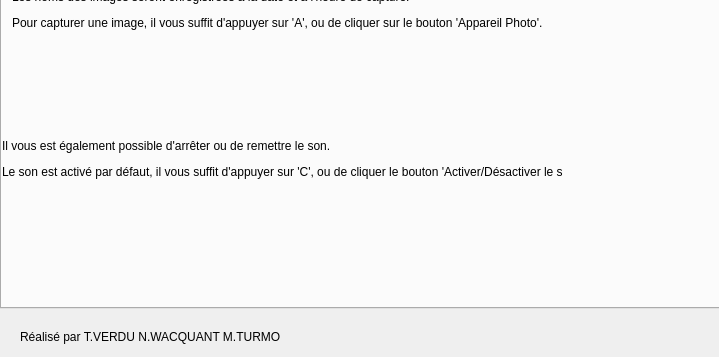
The window that fenetreoption.ui (CopperTundra/Wifibot) describes before a commit, drawn with Qt 5; both pictures show x 0 to 719 and y 122 to 479 of the 809 by 479 pixel window.
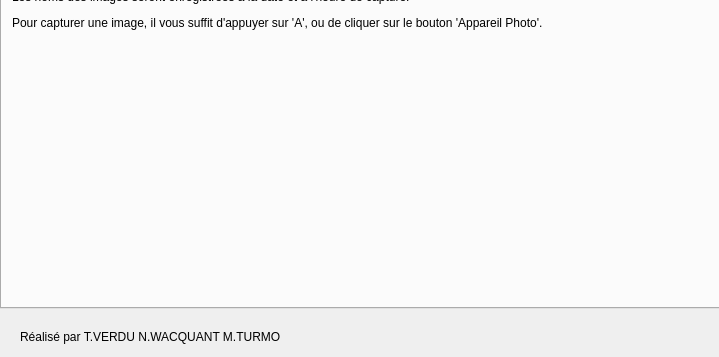
The same window after the commit.

```diff
--- a/fenetreoption.ui
+++ b/fenetreoption.ui
@@ -79,19 +79,6 @@
       <string>&lt;html&gt;&lt;head/&gt;&lt;body&gt;&lt;p&gt;Vous avez la possibilité de prendre des captures d'écran de ce que le WifiBot voit à travers sa caméra.&lt;/p&gt;&lt;p&gt;Ces captures seront enregistrées dans le répertoire &amp;quot;CaptureDecran&amp;quot; dans le dossier du projet.&lt;/p&gt;&lt;p&gt;Les noms des images seront enregistrées à la date et à l'heure de capture.&lt;/p&gt;&lt;p&gt;Pour capturer une image, il vous suffit d'appuyer sur 'A', ou de cliquer sur le bouton 'Appareil Photo'.&lt;/p&gt;&lt;/body&gt;&lt;/html&gt;</string>
      </property>
     </widget>
-    <widget class="QLabel" name="label_3">
-     <property name="geometry">
-      <rect>
-       <x>0</x>
-       <y>190</y>
-       <width>561</width>
-       <height>131</height>
-      </rect>
-     </property>
-     <property name="text">
-      <string>&lt;html&gt;&lt;head/&gt;&lt;body&gt;&lt;p&gt;Il vous est également possible d'arrêter ou de remettre le son. &lt;/p&gt;&lt;p&gt;Le son est activé par défaut, il vous suffit d'appuyer sur 'C', ou de cliquer le bouton 'Activer/Désactiver le son'.&lt;/p&gt;&lt;/body&gt;&lt;/html&gt;</string>
-     </property>
-    </widget>
    </widget>
   </widget>
   <widget class="QLabel" name="label">
```
